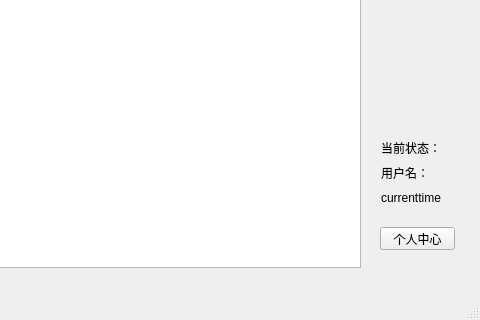
Old version of the form mainwindow.ui in the repository zzx02/BookManagement; both pictures show x 370 to 850 and y 280 to 600 of the 850 by 600 pixel window.
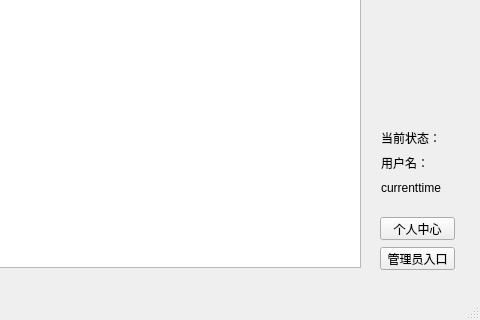
New version of the form.

Commit message: v0.5 Add Manage Center and fix some bugs, 20% to go.

Diff of the .ui file:
```diff
--- a/mainwindow.ui
+++ b/mainwindow.ui
@@ -10,6 +10,12 @@
     <height>600</height>
    </rect>
   </property>
+  <property name="sizePolicy">
+   <sizepolicy hsizetype="Fixed" vsizetype="Fixed">
+    <horstretch>0</horstretch>
+    <verstretch>0</verstretch>
+   </sizepolicy>
+  </property>
   <property name="windowTitle">
    <string>图书管理系统</string>
   </property>
@@ -210,7 +216,7 @@
     <property name="geometry">
      <rect>
       <x>750</x>
-      <y>490</y>
+      <y>480</y>
       <width>75</width>
       <height>23</height>
      </rect>
@@ -236,7 +242,7 @@
     <property name="geometry">
      <rect>
       <x>740</x>
-      <y>390</y>
+      <y>380</y>
       <width>101</width>
       <height>91</height>
      </rect>
@@ -265,6 +271,19 @@
      </item>
     </layout>
    </widget>
+   <widget class="QPushButton" name="adminCenter">
+    <property name="geometry">
+     <rect>
+      <x>750</x>
+      <y>510</y>
+      <width>75</width>
+      <height>23</height>
+     </rect>
+    </property>
+    <property name="text">
+     <string>管理员入口</string>
+    </property>
+   </widget>
   </widget>
   <widget class="QMenuBar" name="menuBar">
    <property name="geometry">
```
The commit also changes 11 other files.
